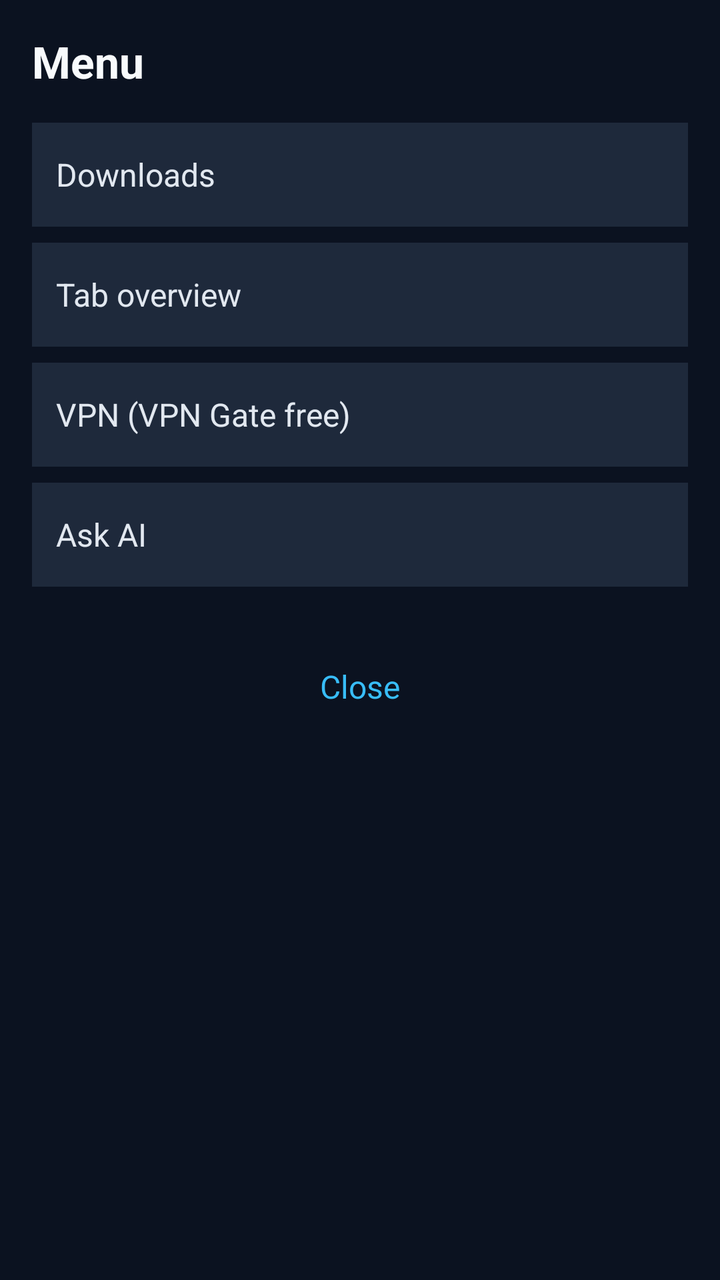
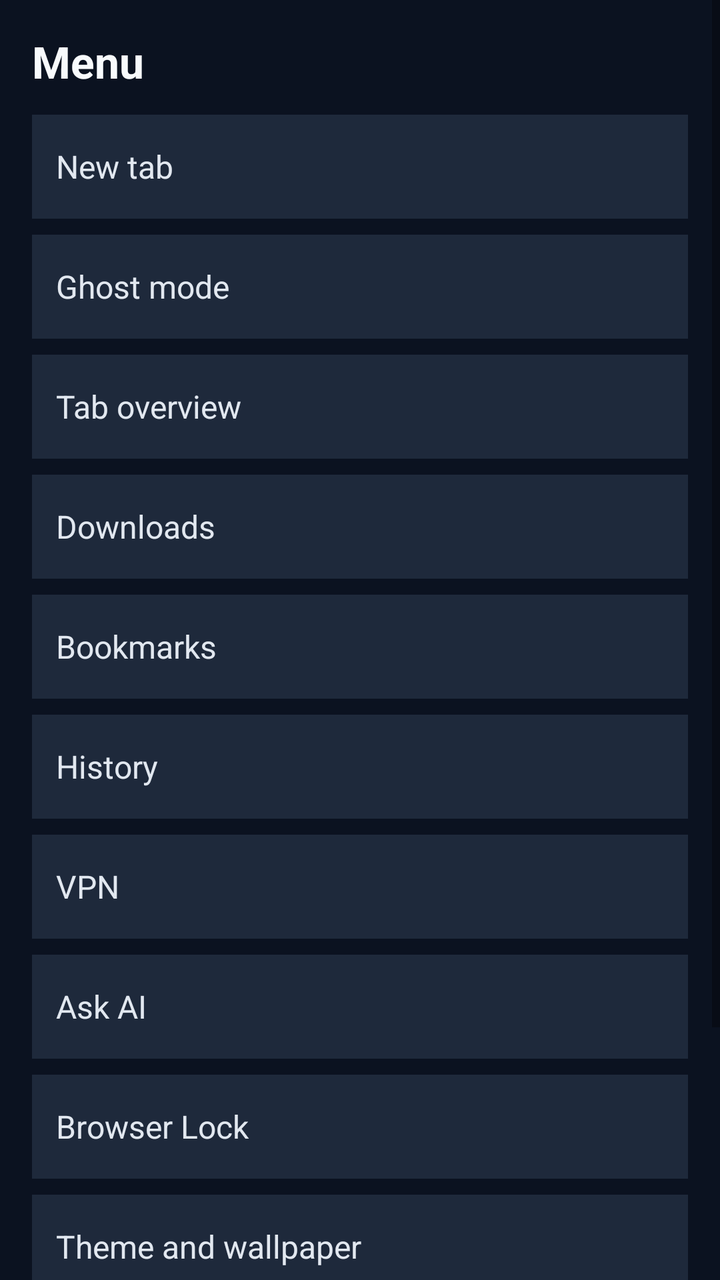

Before-and-after screenshots of an Android layout around one commit, followed by the original layout XML and the change that was made.
<!-- AndroidManifest.xml: activity theme Theme.Phormi -->
<!-- res/layout/activity_menu.xml -->
<?xml version="1.0" encoding="utf-8"?>
<ScrollView xmlns:android="http://schemas.android.com/apk/res/android"
    android:layout_width="match_parent"
    android:layout_height="match_parent"
    android:background="#0B1220">

    <LinearLayout
        android:layout_width="match_parent"
        android:layout_height="wrap_content"
        android:orientation="vertical"
        android:padding="16dp">

        <TextView
            android:layout_width="match_parent"
            android:layout_height="wrap_content"
            android:text="Menu"
            android:textColor="#F8FAFC"
            android:textSize="22sp"
            android:textStyle="bold"
            android:paddingBottom="16dp" />

        <TextView
            android:id="@+id/menu_downloads"
            android:layout_width="match_parent"
            android:layout_height="52dp"
            android:gravity="center_vertical"
            android:text="Downloads"
            android:textColor="#E2E8F0"
            android:textSize="16sp"
            android:paddingStart="12dp"
            android:background="#1E293B" />

        <TextView
            android:id="@+id/menu_tabs"
            android:layout_width="match_parent"
            android:layout_height="52dp"
            android:layout_marginTop="8dp"
            android:gravity="center_vertical"
            android:text="Tab overview"
            android:textColor="#E2E8F0"
            android:textSize="16sp"
            android:paddingStart="12dp"
            android:background="#1E293B" />

        <TextView
            android:id="@+id/menu_vpn"
            android:layout_width="match_parent"
            android:layout_height="52dp"
            android:layout_marginTop="8dp"
            android:gravity="center_vertical"
            android:text="VPN (VPN Gate free)"
            android:textColor="#E2E8F0"
            android:textSize="16sp"
            android:paddingStart="12dp"
            android:background="#1E293B" />

        <TextView
            android:id="@+id/menu_ai"
            android:layout_width="match_parent"
            android:layout_height="52dp"
            android:layout_marginTop="8dp"
            android:gravity="center_vertical"
            android:text="Ask AI"
            android:textColor="#E2E8F0"
            android:textSize="16sp"
            android:paddingStart="12dp"
            android:background="#1E293B" />

        <TextView
            android:id="@+id/menu_close"
            android:layout_width="match_parent"
            android:layout_height="52dp"
            android:layout_marginTop="24dp"
            android:gravity="center"
            android:text="Close"
            android:textColor="#38BDF8"
            android:textSize="16sp" />
    </LinearLayout>
</ScrollView>
<!-- resources referenced by this layout -->
<resources>
  <style name="Theme.Phormi" parent="Theme.MaterialComponents.DayNight.NoActionBar">
          <item name="colorPrimary">#0F172A</item>
          <item name="colorPrimaryDark">#0F172A</item>
          <item name="colorAccent">#38BDF8</item>
          <item name="android:windowBackground">#0F172A</item>
      </style>
</resources>

<!-- the commit's change to res/layout/activity_menu.xml (unified diff, before → after) -->
@@ -2,7 +2,8 @@
 <ScrollView xmlns:android="http://schemas.android.com/apk/res/android"
     android:layout_width="match_parent"
     android:layout_height="match_parent"
-    android:background="#0B1220">
+    android:background="#0B1220"
+    android:fillViewport="true">
 
     <LinearLayout
         android:layout_width="match_parent"
@@ -17,18 +18,36 @@
             android:textColor="#F8FAFC"
             android:textSize="22sp"
             android:textStyle="bold"
-            android:paddingBottom="16dp" />
+            android:paddingBottom="12dp" />
 
         <TextView
-            android:id="@+id/menu_downloads"
+            android:id="@+id/menu_new_tab"
             android:layout_width="match_parent"
             android:layout_height="52dp"
             android:gravity="center_vertical"
-            android:text="Downloads"
+            android:text="New tab"
             android:textColor="#E2E8F0"
             android:textSize="16sp"
             android:paddingStart="12dp"
-            android:background="#1E293B" />
+            android:paddingEnd="12dp"
+            android:background="#1E293B"
+            android:clickable="true"
+            android:focusable="true" />
+
+        <TextView
+            android:id="@+id/menu_ghost"
+            android:layout_width="match_parent"
+            android:layout_height="52dp"
+            android:layout_marginTop="8dp"
+            android:gravity="center_vertical"
+            android:text="Ghost mode"
+            android:textColor="#E2E8F0"
+            android:textSize="16sp"
+            android:paddingStart="12dp"
+            android:paddingEnd="12dp"
+            android:background="#1E293B"
+            android:clickable="true"
+            android:focusable="true" />
 
         <TextView
             android:id="@+id/menu_tabs"
@@ -40,7 +59,55 @@
             android:textColor="#E2E8F0"
             android:textSize="16sp"
             android:paddingStart="12dp"
-            android:background="#1E293B" />
+            android:paddingEnd="12dp"
+            android:background="#1E293B"
+            android:clickable="true"
+            android:focusable="true" />
+
+        <TextView
+            android:id="@+id/menu_downloads"
+            android:layout_width="match_parent"
+            android:layout_height="52dp"
+            android:layout_marginTop="8dp"
+            android:gravity="center_vertical"
+            android:text="Downloads"
+            android:textColor="#E2E8F0"
+            android:textSize="16sp"
+            android:paddingStart="12dp"
+            android:paddingEnd="12dp"
+            android:background="#1E293B"
+            android:clickable="true"
+            android:focusable="true" />
+
+        <TextView
+            android:id="@+id/menu_bookmarks"
+            android:layout_width="match_parent"
+            android:layout_height="52dp"
+            android:layout_marginTop="8dp"
+            android:gravity="center_vertical"
+            android:text="Bookmarks"
+            android:textColor="#E2E8F0"
+            android:textSize="16sp"
+            android:paddingStart="12dp"
+            android:paddingEnd="12dp"
+            android:background="#1E293B"
+            android:clickable="true"
+            android:focusable="true" />
+
+        <TextView
+            android:id="@+id/menu_history"
+            android:layout_width="match_parent"
+            android:layout_height="52dp"
+            android:layout_marginTop="8dp"
+            android:gravity="center_vertical"
+            android:text="History"
+            android:textColor="#E2E8F0"
+            android:textSize="16sp"
+            android:paddingStart="12dp"
+            android:paddingEnd="12dp"
+            android:background="#1E293B"
+            android:clickable="true"
+            android:focusable="true" />
 
         <TextView
             android:id="@+id/menu_vpn"
@@ -48,11 +115,14 @@
             android:layout_height="52dp"
             android:layout_marginTop="8dp"
             android:gravity="center_vertical"
-            android:text="VPN (VPN Gate free)"
+            android:text="VPN"
             android:textColor="#E2E8F0"
             android:textSize="16sp"
             android:paddingStart="12dp"
-            android:background="#1E293B" />
+            android:paddingEnd="12dp"
+            android:background="#1E293B"
+            android:clickable="true"
+            android:focusable="true" />
 
         <TextView
             android:id="@+id/menu_ai"
@@ -64,16 +134,66 @@
             android:textColor="#E2E8F0"
             android:textSize="16sp"
             android:paddingStart="12dp"
-            android:background="#1E293B" />
+            android:paddingEnd="12dp"
+            android:background="#1E293B"
+            android:clickable="true"
+            android:focusable="true" />
+
+        <TextView
+            android:id="@+id/menu_browser_lock"
+            android:layout_width="match_parent"
+            android:layout_height="52dp"
+            android:layout_marginTop="8dp"
+            android:gravity="center_vertical"
+            android:text="Browser Lock"
+            android:textColor="#E2E8F0"
+            android:textSize="16sp"
+            android:paddingStart="12dp"
+            android:paddingEnd="12dp"
+            android:background="#1E293B"
+            android:clickable="true"
+            android:focusable="true" />
+
+        <TextView
+            android:id="@+id/menu_theme"
+            android:layout_width="match_parent"
+            android:layout_height="52dp"
+            android:layout_marginTop="8dp"
+            android:gravity="center_vertical"
+            android:text="Theme and wallpaper"
+            android:textColor="#E2E8F0"
+            android:textSize="16sp"
+            android:paddingStart="12dp"
+            android:paddingEnd="12dp"
+            android:background="#1E293B"
+            android:clickable="true"
+            android:focusable="true" />
+
+        <TextView
+            android:id="@+id/menu_settings"
+            android:layout_width="match_parent"
+            android:layout_height="52dp"
+            android:layout_marginTop="8dp"
+            android:gravity="center_vertical"
+            android:text="Accounts &amp; settings"
+            android:textColor="#E2E8F0"
+            android:textSize="16sp"
+            android:paddingStart="12dp"
+            android:paddingEnd="12dp"
+            android:background="#1E293B"
+            android:clickable="true"
+            android:focusable="true" />
 
         <TextView
             android:id="@+id/menu_close"
             android:layout_width="match_parent"
             android:layout_height="52dp"
-            android:layout_marginTop="24dp"
+            android:layout_marginTop="20dp"
             android:gravity="center"
             android:text="Close"
             android:textColor="#38BDF8"
-            android:textSize="16sp" />
+            android:textSize="16sp"
+            android:clickable="true"
+            android:focusable="true" />
     </LinearLayout>
 </ScrollView>
